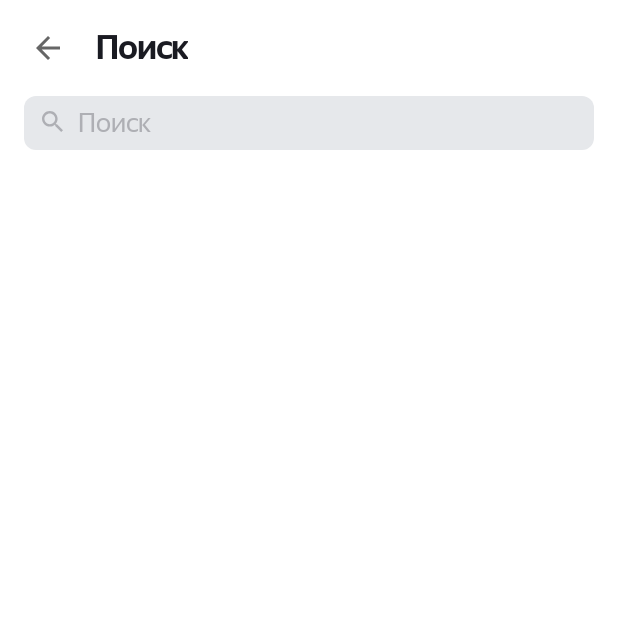
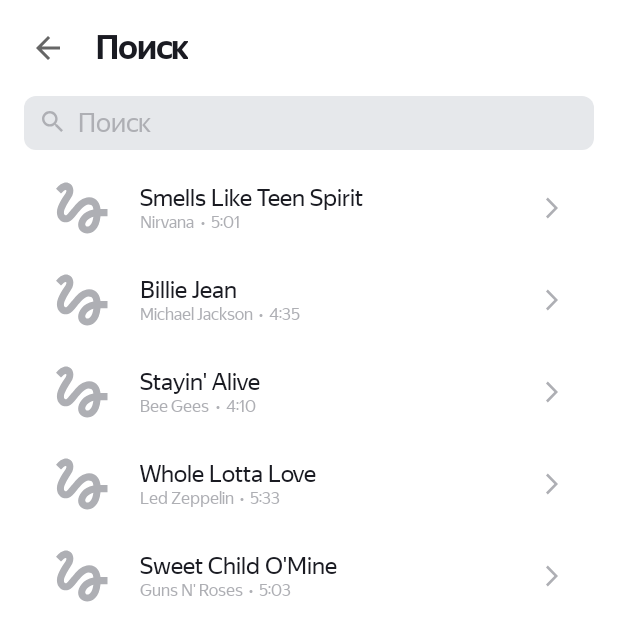
Before and after one commit to Supchik2006/PlaylistMaker, an Android app: the SearchActivity screen opened directly, with no data from a screen before it, on a phone screen of 412 x 824 dp. Shown: the top 641 px of the screen. Run offline under Robolectric (Android 15) with nearby library versions, the phone set to English and light mode, and no system bars; pictures from the network do not load.

Commit message:
Домашее задание по спринту №10

```diff
--- a/app/build.gradle.kts
+++ b/app/build.gradle.kts
@@ -1,3 +1,5 @@
+import org.gradle.kotlin.dsl.annotationProcessor
+
 plugins {
     alias(libs.plugins.android.application)
 }
@@ -38,6 +40,7 @@ dependencies {
     implementation(libs.androidx.appcompat)
     implementation(libs.androidx.constraintlayout)
     implementation(libs.androidx.core.ktx)
+    implementation(libs.com.github.bumptech.glide.glide)
     implementation(libs.material)
     testImplementation(libs.junit)
     androidTestImplementation(libs.androidx.espresso.core)
--- a/app/src/main/AndroidManifest.xml
+++ b/app/src/main/AndroidManifest.xml
@@ -1,6 +1,7 @@
 <?xml version="1.0" encoding="utf-8"?>
 <manifest xmlns:android="http://schemas.android.com/apk/res/android"
     xmlns:tools="http://schemas.android.com/tools">
+    <uses-permission android:name="android.permission.INTERNET"/>
 
     <application
         android:allowBackup="true"
--- a/app/src/main/java/com/gmt/playlistmaker/SearchActivity.kt
+++ b/app/src/main/java/com/gmt/playlistmaker/SearchActivity.kt
@@ -7,6 +7,8 @@ import android.widget.ImageView
 import androidx.appcompat.app.AppCompatActivity
 import androidx.core.view.isVisible
 import androidx.core.widget.doOnTextChanged
+import androidx.recyclerview.widget.LinearLayoutManager
+import androidx.recyclerview.widget.RecyclerView
 
 
 class SearchActivity : AppCompatActivity() {
@@ -35,7 +37,45 @@ class SearchActivity : AppCompatActivity() {
             imm.hideSoftInputFromWindow(etSearch.windowToken, 0)
         }
 
+        val recycler = findViewById<RecyclerView>(R.id.track_recyclerView)
+        recycler.layoutManager = LinearLayoutManager(this)
+        val tracks = listOf(
+            Track(
+                "Smells Like Teen Spirit",
+                "Nirvana",
+                "5:01",
+                "https://is5-ssl.mzstatic.com/image/thumb/Music115/v4/7b/58/c2/7b58c21a-2b51-2bb2-e59a-9bb9b96ad8c3/00602567924166.rgb.jpg/100x100bb.jpg"
+            ),
+            Track(
+                "Billie Jean",
+                "Michael Jackson",
+                "4:35",
+                "https://is5-ssl.mzstatic.com/image/thumb/Music125/v4/3d/9d/38/3d9d3811-71f0-3a0e-1ada-3004e56ff852/827969428726.jpg/100x100bb.jpg"
+            ),
+            Track(
+                "Stayin' Alive",
+                "Bee Gees",
+                "4:10",
+                "https://is4-ssl.mzstatic.com/image/thumb/Music115/v4/1f/80/1f/1f801fc1-8c0f-ea3e-d3e5-387c6619619e/16UMGIM86640.rgb.jpg/100x100bb.jpg"
+            ),
+            Track(
+                "Whole Lotta Love",
+                "Led Zeppelin",
+                "5:33",
+                "https://is2-ssl.mzstatic.com/image/thumb/Music62/v4/7e/17/e3/7e17e33f-2efa-2a36-e916-7f808576cf6b/mzm.fyigqcbs.jpg/100x100bb.jpg"
+            ),
+            Track(
+                "Sweet Child O'Mine",
+                "Guns N' Roses",
+                "5:03",
+                "https://is5-ssl.mzstatic.com/image/thumb/Music125/v4/a0/4d/c4/a04dc484-03cc-02aa-fa82-5334fcb4bc16/18UMGIM24878.rgb.jpg/100x100bb.jpg"
+            )
+        )
+        recycler.adapter = TrackAdapter(tracks)
+
     }
+
+
     override fun onSaveInstanceState(outState: Bundle) {
         super.onSaveInstanceState(outState)
         outState.putString(SEARCH_TEXT_KEY, searchText)
@@ -50,4 +90,6 @@ class SearchActivity : AppCompatActivity() {
         const val SEARCH_TEXT_KEY = "search_text_key"
     }
 
+
+
 }
--- /dev/null
+++ b/app/src/main/java/com/gmt/playlistmaker/Track.kt
@@ -0,0 +1,4 @@
+package com.gmt.playlistmaker
+
+data class Track(val trackName: String, val artistName: String,
+                 val trackTime: String, val artworkUrl100: String)
--- /dev/null
+++ b/app/src/main/java/com/gmt/playlistmaker/TrackAdapter.kt
@@ -0,0 +1,47 @@
+package com.gmt.playlistmaker
+
+
+import android.view.LayoutInflater
+import android.view.View
+import android.view.ViewGroup
+import android.widget.ImageView
+import android.widget.TextView
+import androidx.recyclerview.widget.RecyclerView
+import androidx.recyclerview.widget.RecyclerView.Adapter
+import com.bumptech.glide.Glide
+import com.bumptech.glide.load.resource.bitmap.RoundedCorners
+
+
+class TrackAdapter(private val tracks: List<Track>): Adapter<TrackViewHolder>(){
+    override fun onCreateViewHolder(
+        parent: ViewGroup,
+        viewType: Int
+    ): TrackViewHolder {
+        val view = LayoutInflater.from(parent.context).inflate(R.layout.item_track, parent, false)
+        return TrackViewHolder(view)
+    }
+
+    override fun onBindViewHolder(holder: TrackViewHolder, position: Int) {
+        holder.bind(tracks[position])
+    }
+
+    override fun getItemCount() = tracks.size
+}
+
+class TrackViewHolder(itemView: View): RecyclerView.ViewHolder(itemView) {
+    private val ivCover = itemView.findViewById<ImageView>(R.id.ivCover)
+    private val tvTitle = itemView.findViewById<TextView>(R.id.tvTitle)
+    private val tvArtist = itemView.findViewById<TextView>(R.id.tvArtist)
+    private val tvTime = itemView.findViewById<TextView>(R.id.tvTime)
+    fun bind(track: Track) {
+        Glide.with(itemView).load(track.artworkUrl100)
+            .centerCrop().placeholder(R.drawable.placeholder)
+            .transform(RoundedCorners(2))
+            .into(ivCover)
+
+        tvTitle.text = track.trackName
+        tvArtist.text = track.artistName
+        tvTime.text = track.trackTime
+    }
+
+}
--- /dev/null
+++ b/app/src/main/res/drawable/placeholder.xml
@@ -0,0 +1,9 @@
+<vector xmlns:android="http://schemas.android.com/apk/res/android"
+    android:width="45dp"
+    android:height="45dp"
+    android:viewportWidth="45"
+    android:viewportHeight="45">
+  <path
+      android:pathData="M8.606,12.919C9.919,11.587 11.231,10.387 11.813,10.631C12.75,11.006 11.813,12.563 11.25,13.481C10.781,14.269 5.888,20.775 5.888,25.313C5.888,27.712 6.788,29.7 8.4,30.9C9.806,31.95 11.663,32.269 13.35,31.763C15.356,31.181 17.006,29.138 19.087,26.569C21.356,23.775 24.394,20.119 26.737,20.119C29.794,20.119 29.831,22.013 30.038,23.475C22.95,24.675 19.95,30.356 19.95,33.544C19.95,36.731 22.65,39.338 25.969,39.338C29.025,39.338 34.013,36.844 34.763,27.9H39.375V23.212H34.744C34.463,20.119 32.7,15.337 27.188,15.337C22.969,15.337 19.35,18.919 17.925,20.663C16.837,22.031 14.063,25.313 13.631,25.763C13.163,26.325 12.356,27.337 11.55,27.337C10.706,27.337 10.2,25.781 10.875,23.737C11.531,21.694 13.5,18.375 14.344,17.138C15.806,15 16.781,13.538 16.781,10.988C16.781,6.919 13.706,5.625 12.075,5.625C9.6,5.625 7.444,7.5 6.975,7.969C6.3,8.644 5.738,9.206 5.325,9.712L8.606,12.919ZM26.025,34.781C25.444,34.781 24.638,34.294 24.638,33.431C24.638,32.306 26.006,29.306 30.019,28.256C29.456,33.3 27.337,34.781 26.025,34.781Z"
+      android:fillColor="#AEAFB4"/>
+</vector>
--- a/app/src/main/res/layout/activity_search.xml
+++ b/app/src/main/res/layout/activity_search.xml
@@ -61,5 +61,13 @@
 
     </FrameLayout>
 
+    <androidx.recyclerview.widget.RecyclerView
+        android:id="@+id/track_recyclerView"
+        android:layout_width="match_parent"
+        android:layout_height="match_parent"
+        android:background="#FFFFFF"
+        android:clipToPadding="false"
+        android:paddingVertical="8dp" />
+
 </LinearLayout>
 <!---->
--- /dev/null
+++ b/app/src/main/res/layout/item_track.xml
@@ -0,0 +1,94 @@
+<?xml version="1.0" encoding="utf-8"?>
+<LinearLayout xmlns:android="http://schemas.android.com/apk/res/android"
+    xmlns:tools="http://schemas.android.com/tools"
+    android:layout_width="match_parent"
+    android:layout_height="wrap_content"
+    xmlns:app="http://schemas.android.com/apk/res-auto"
+    android:orientation="horizontal"
+    android:gravity="center_vertical"
+    android:paddingHorizontal="16dp"
+    android:paddingVertical="8dp">
+
+    <ImageView
+        android:id="@+id/ivCover"
+        android:layout_width="45dp"
+        android:layout_height="45dp"
+        android:scaleType="centerCrop"
+        tools:src="@tools:sample/avatars" />
+
+    <LinearLayout
+        android:layout_width="0dp"
+        android:layout_height="wrap_content"
+        android:layout_weight="1"
+        android:layout_marginStart="16dp"
+        android:layout_marginEnd="8dp"
+        android:orientation="vertical">
+
+        <TextView
+            android:id="@+id/tvTitle"
+            android:layout_width="match_parent"
+            android:layout_height="wrap_content"
+            android:ellipsize="end"
+            android:maxLines="1"
+            tools:text="Yesterday (Remastered 2009)"
+            style="@style/MenuSettingsText"/>
+
+
+        <!--Подглядел в интернетах, т.к. условие в задании:
+        "...длинные строки обрезаются точками и не сдвигают другие элементы..."
+        у меня не получилось сделать через LinearLayout-->
+
+        <androidx.constraintlayout.widget.ConstraintLayout
+            android:layout_width="match_parent"
+            android:layout_height="wrap_content">
+
+            <TextView
+            android:id="@+id/tvArtist"
+            android:layout_width="wrap_content"
+            android:layout_height="wrap_content"
+            android:ellipsize="end"
+            android:maxLines="1"
+            app:layout_constrainedWidth="true"
+            app:layout_constraintHorizontal_bias="0"
+            app:layout_constraintHorizontal_chainStyle="packed"
+            app:layout_constraintStart_toStartOf="parent"
+            app:layout_constraintEnd_toStartOf="@id/tvDot"
+            app:layout_constraintTop_toTopOf="parent"
+            app:layout_constraintBottom_toBottomOf="parent"
+            style="@style/SingerText"
+            tools:text="The Beatles" />
+
+            <TextView
+                android:id="@+id/tvDot"
+                android:layout_width="wrap_content"
+                android:layout_height="wrap_content"
+                android:layout_marginStart="4dp"
+                android:text="•"
+                app:layout_constraintStart_toEndOf="@id/tvArtist"
+                app:layout_constraintEnd_toStartOf="@id/tvTime"
+                app:layout_constraintTop_toTopOf="parent"
+                app:layout_constraintBottom_toBottomOf="parent"
+                style="@style/SingerText" />
+
+            <TextView
+                android:id="@+id/tvTime"
+                android:layout_width="wrap_content"
+                android:layout_height="wrap_content"
+                android:layout_marginStart="4dp"
+                app:layout_constraintStart_toEndOf="@id/tvDot"
+                app:layout_constraintEnd_toEndOf="parent"
+                app:layout_constraintTop_toTopOf="parent"
+                app:layout_constraintBottom_toBottomOf="parent"
+                style="@style/SingerText"
+                tools:text="2:55" />
+
+        </androidx.constraintlayout.widget.ConstraintLayout>
+
+    </LinearLayout>
+
+    <ImageView
+        android:id="@+id/ivArrow"
+        android:src="@drawable/ic_arrow_forward"
+        style="@style/MenuSettingsIcon"/>
+
+</LinearLayout>
--- a/app/src/main/res/values-night/colors.xml
+++ b/app/src/main/res/values-night/colors.xml
@@ -4,4 +4,3 @@
     <color name="app_light_grey">#FFFFFF</color>
     <color name="app_grey">#1A1B22</color>
 </resources>
-<!---->
--- a/app/src/main/res/values-night/themes.xml
+++ b/app/src/main/res/values-night/themes.xml
@@ -15,6 +15,15 @@
         <item name="android:textSize">@dimen/app_text_size_16</item>
     </style>
 
+    <style name="SingerText">
+        <item name="android:layout_width">wrap_content</item>
+        <item name="android:layout_height">wrap_content</item>
+        <item name="android:layout_centerVertical">true</item>
+        <item name="android:fontFamily">@font/ys_display_regular</item>
+        <item name="android:textColor">@color/app_white</item>
+        <item name="android:textSize">@dimen/app_text_size_11</item>
+    </style>
+
     <style name="TextHeader">
         <item name="android:layout_width">wrap_content</item>
         <item name="android:layout_height">wrap_content</item>
--- a/app/src/main/res/values/dimens.xml
+++ b/app/src/main/res/values/dimens.xml
@@ -5,4 +5,5 @@
     <dimen name="img_height">24dp</dimen>
     <dimen name="layout_height">61dp</dimen>
     <dimen name="app_text_size_16">16sp</dimen>
+    <dimen name="app_text_size_11">11sp</dimen>
 </resources>
--- a/app/src/main/res/values/themes.xml
+++ b/app/src/main/res/values/themes.xml
@@ -14,6 +14,15 @@
         <item name="android:fontFamily">@font/ys_display_regular</item>
         <item name="android:textColor">@color/app_black</item>
         <item name="android:textSize">@dimen/app_text_size_16</item>
+    </style>
+
+    <style name="SingerText">
+        <item name="android:layout_width">wrap_content</item>
+        <item name="android:layout_height">wrap_content</item>
+        <item name="android:layout_centerVertical">true</item>
+        <item name="android:fontFamily">@font/ys_display_regular</item>
+        <item name="android:textColor">@color/app_grey</item>
+        <item name="android:textSize">@dimen/app_text_size_11</item>
     </style>
 
     <style name="TextHeader">
@@ -35,4 +44,3 @@
     </style>
 
 </resources>
-<!---->
```
